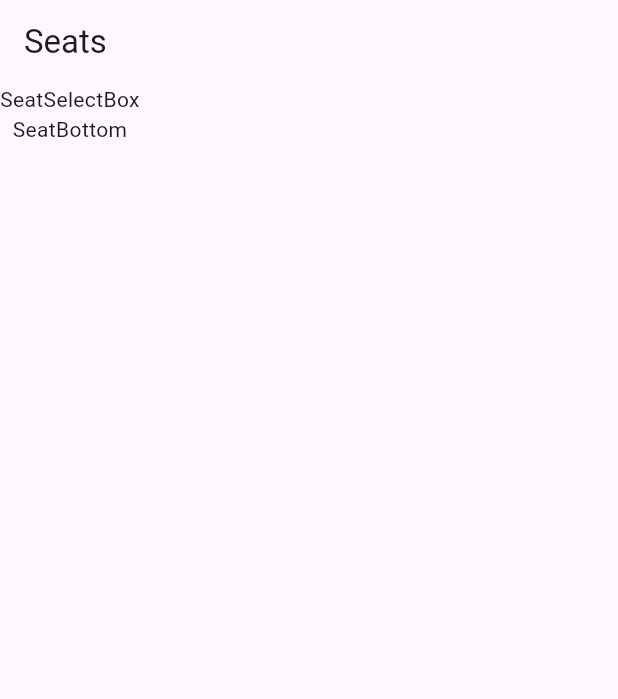
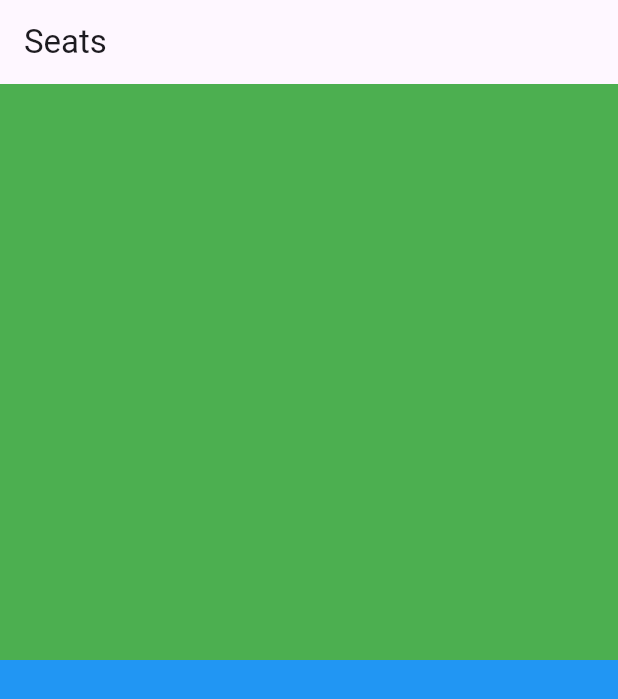
Before and after one commit to seoyeon-haru/flutter_seat_app, a Flutter app: the screen it shows after launch, on a phone screen of 412 x 824 dp. Shown: the top 699 px of the screen. Run offline on Flutter 3.47's test engine with Material 3 defaults, Android fonts, the phone set to English and light mode, and no system bars.

Commit message:
Separate sections with different colors

```diff
--- a/lib/main.dart
+++ b/lib/main.dart
@@ -24,6 +24,7 @@
       appBar: AppBar(
         title: Text('Seats'),
       ),
+      backgroundColor: Colors.grey[200],
       body: Column(
         children: [
           SeatSelectBox(),
--- a/lib/seat_bottom.dart
+++ b/lib/seat_bottom.dart
@@ -3,7 +3,9 @@ import 'package:flutter/material.dart';
 class SeatBottom extends StatelessWidget {
   @override
   Widget build(BuildContext context) {
-  return Text('SeatBottom');
+  return Expanded(child: Container(
+    color: Colors.blue,
+  ),);
   }
 
 }
--- a/lib/seat_select_box.dart
+++ b/lib/seat_select_box.dart
@@ -3,7 +3,9 @@ import 'package:flutter/material.dart';
 class SeatSelectBox extends StatelessWidget {
   @override
   Widget build(BuildContext context) {
-  return Text('SeatSelectBox');
+    return Expanded(
+        child: Container(
+      color: Colors.green,
+    ));
   }
-
 }
```
